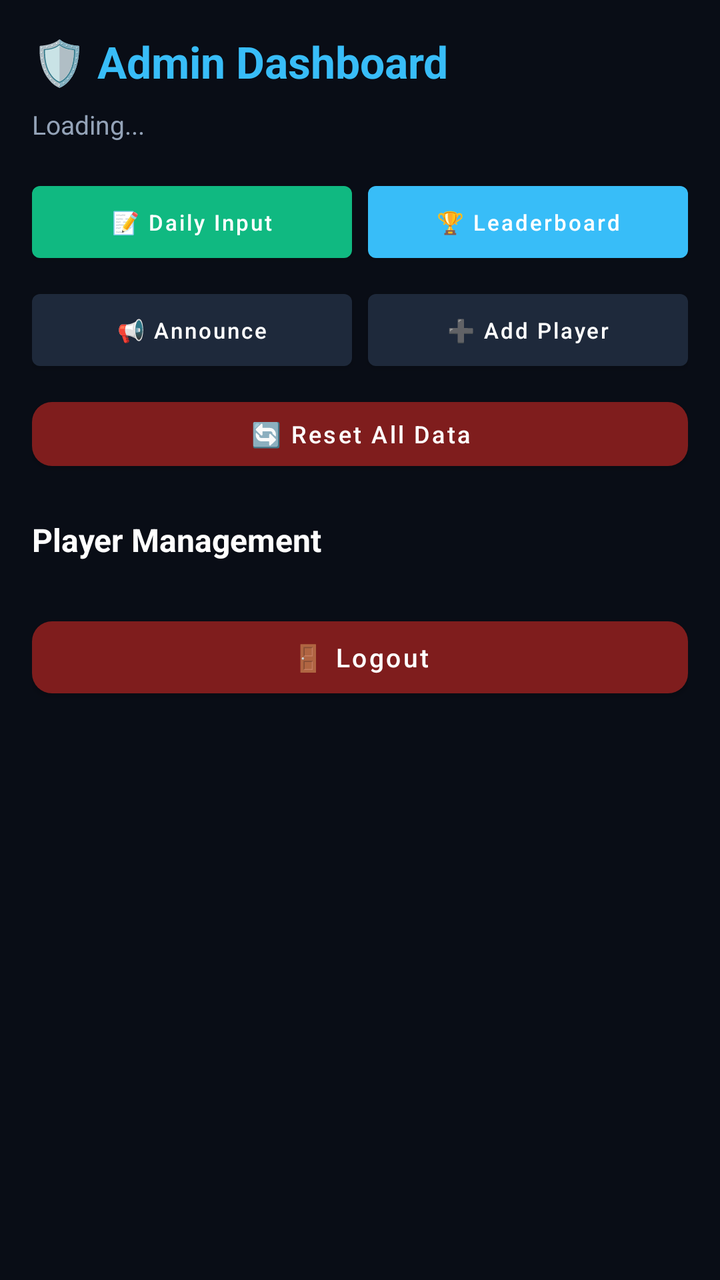
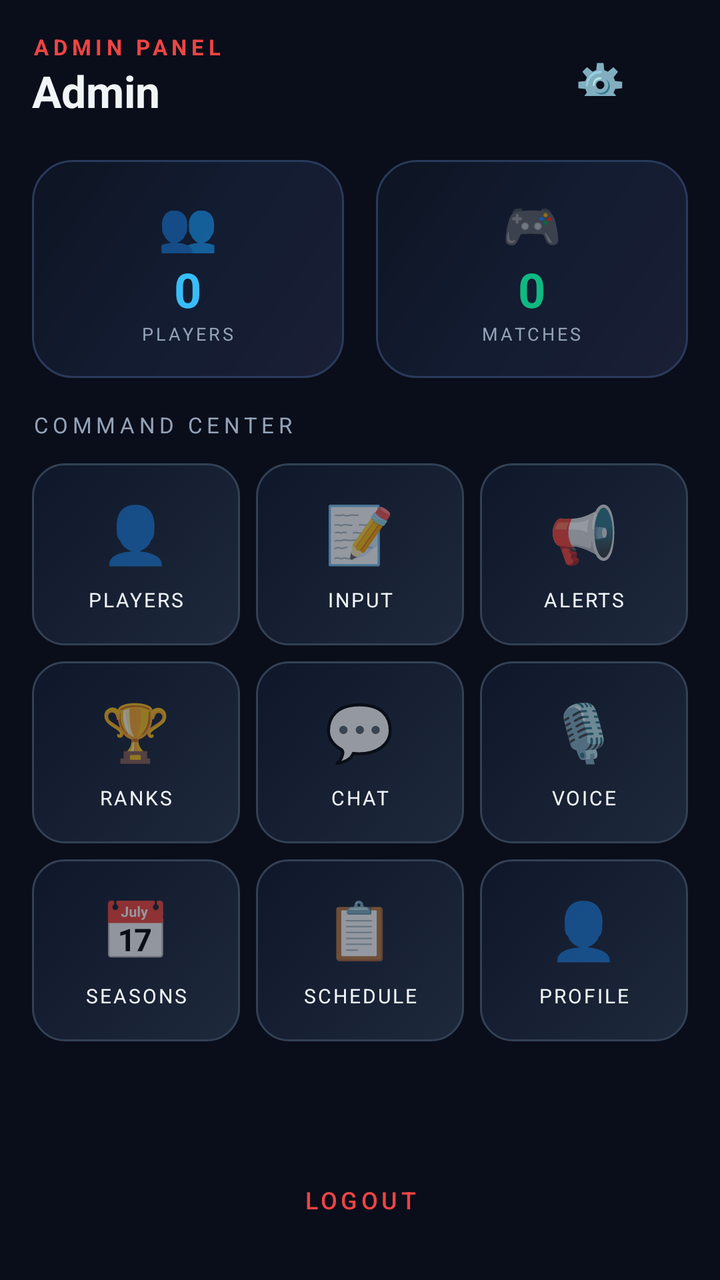

Before-and-after screenshots of an Android layout around one commit, followed by the original layout XML and the change that was made.
<!-- AndroidManifest.xml: activity theme Theme.ZeroStress -->
<!-- res/layout/activity_admin_dashboard.xml -->
<?xml version="1.0" encoding="utf-8"?>
<ScrollView xmlns:android="http://schemas.android.com/apk/res/android"
    xmlns:app="http://schemas.android.com/apk/res-auto"
    android:layout_width="match_parent"
    android:layout_height="match_parent"
    android:background="#090d16">

    <LinearLayout
        android:layout_width="match_parent"
        android:layout_height="wrap_content"
        android:orientation="vertical"
        android:padding="16dp">

        <TextView
            android:layout_width="wrap_content"
            android:layout_height="wrap_content"
            android:text="🛡️ Admin Dashboard"
            android:textColor="#38bdf8"
            android:textSize="22sp"
            android:textStyle="bold" />

        <TextView
            android:id="@+id/tvStats"
            android:layout_width="wrap_content"
            android:layout_height="wrap_content"
            android:text="Loading..."
            android:textColor="#94a3b8"
            android:textSize="13sp"
            android:layout_marginTop="8dp" />

        
        <LinearLayout
            android:layout_width="match_parent"
            android:layout_height="wrap_content"
            android:orientation="horizontal"
            android:layout_marginTop="16dp">

            <com.google.android.material.button.MaterialButton
                android:id="@+id/btnDailyInput"
                android:layout_width="0dp"
                android:layout_height="wrap_content"
                android:layout_weight="1"
                android:layout_marginEnd="4dp"
                android:text="📝 Daily Input"
                android:textAllCaps="false"
                android:textSize="11sp"
                app:backgroundTint="#10b981" />

            <com.google.android.material.button.MaterialButton
                android:id="@+id/btnLeaderboardAdmin"
                android:layout_width="0dp"
                android:layout_height="wrap_content"
                android:layout_weight="1"
                android:layout_marginStart="4dp"
                android:text="🏆 Leaderboard"
                android:textAllCaps="false"
                android:textSize="11sp"
                app:backgroundTint="#38bdf8" />
        </LinearLayout>

        <LinearLayout
            android:layout_width="match_parent"
            android:layout_height="wrap_content"
            android:orientation="horizontal"
            android:layout_marginTop="6dp">

            <com.google.android.material.button.MaterialButton
                android:id="@+id/btnAnnouncement"
                android:layout_width="0dp"
                android:layout_height="wrap_content"
                android:layout_weight="1"
                android:layout_marginEnd="4dp"
                android:text="📢 Announce"
                android:textAllCaps="false"
                android:textSize="11sp"
                app:backgroundTint="#1e293b" />

            <com.google.android.material.button.MaterialButton
                android:id="@+id/btnAddPlayer"
                android:layout_width="0dp"
                android:layout_height="wrap_content"
                android:layout_weight="1"
                android:layout_marginStart="4dp"
                android:text="➕ Add Player"
                android:textAllCaps="false"
                android:textSize="11sp"
                app:backgroundTint="#1e293b" />
        </LinearLayout>

        <com.google.android.material.button.MaterialButton
            android:id="@+id/btnResetData"
            android:layout_width="match_parent"
            android:layout_height="44dp"
            android:layout_marginTop="6dp"
            android:text="🔄 Reset All Data"
            android:textAllCaps="false"
            android:textSize="12sp"
            app:backgroundTint="#7f1d1d"
            app:cornerRadius="10dp" />

        
        <TextView
            android:layout_width="wrap_content"
            android:layout_height="wrap_content"
            android:layout_marginTop="20dp"
            android:text="Player Management"
            android:textColor="#ffffff"
            android:textSize="16sp"
            android:textStyle="bold" />

        <ProgressBar
            android:id="@+id/progressBar"
            android:layout_width="wrap_content"
            android:layout_height="wrap_content"
            android:layout_gravity="center"
            android:layout_marginTop="8dp"
            android:visibility="gone" />

        <androidx.recyclerview.widget.RecyclerView
            android:id="@+id/rvPlayers"
            android:layout_width="match_parent"
            android:layout_height="wrap_content"
            android:layout_marginTop="8dp"
            android:nestedScrollingEnabled="false" />

        <com.google.android.material.button.MaterialButton
            android:id="@+id/btnLogout"
            android:layout_width="match_parent"
            android:layout_height="48dp"
            android:layout_marginTop="16dp"
            android:text="🚪 Logout"
            android:textAllCaps="false"
            android:textSize="13sp"
            app:backgroundTint="#7f1d1d"
            app:cornerRadius="10dp" />

    </LinearLayout>
</ScrollView>
<!-- resources referenced by this layout -->
<resources>
  <style name="Theme.ZeroStress" parent="Theme.MaterialComponents.DayNight.NoActionBar">
          <item name="colorPrimary">@color/primary</item>
          <item name="colorPrimaryDark">@color/primary_dark</item>
          <item name="colorAccent">@color/accent</item>
          <item name="android:windowBackground">@color/bg_main</item>
          <item name="android:statusBarColor">@color/bg_main</item>
          <item name="android:navigationBarColor">@color/bg_main</item>
          <item name="android:textColorPrimary">@color/text_primary</item>
          <item name="android:textColorSecondary">@color/text_secondary</item>
      </style>
  <color name="primary">#38bdf8</color>
  <color name="primary_dark">#0ea5e9</color>
  <color name="accent">#10b981</color>
  <color name="bg_main">#090d16</color>
  <color name="text_primary">#f1f5f9</color>
  <color name="text_secondary">#94a3b8</color>
</resources>

<!-- the commit's change to res/layout/activity_admin_dashboard.xml (unified diff, before → after) -->
@@ -1,138 +1,451 @@
 <?xml version="1.0" encoding="utf-8"?>
-<ScrollView xmlns:android="http://schemas.android.com/apk/res/android"
+<LinearLayout xmlns:android="http://schemas.android.com/apk/res/android"
     xmlns:app="http://schemas.android.com/apk/res-auto"
     android:layout_width="match_parent"
     android:layout_height="match_parent"
-    android:background="#090d16">
-
+    android:orientation="vertical"
+    android:background="@color/bg_main"
+    android:padding="16dp">
+
+    
     <LinearLayout
         android:layout_width="match_parent"
         android:layout_height="wrap_content"
-        android:orientation="vertical"
-        android:padding="16dp">
-
-        <TextView
+        android:orientation="horizontal"
+        android:gravity="center_vertical"
+        android:layout_marginBottom="20dp">
+
+        <LinearLayout
+            android:layout_width="0dp"
+            android:layout_height="wrap_content"
+            android:layout_weight="1"
+            android:orientation="vertical">
+
+            <TextView
+                android:layout_width="wrap_content"
+                android:layout_height="wrap_content"
+                android:text="ADMIN PANEL"
+                android:textColor="@color/danger"
+                android:textSize="11sp"
+                android:letterSpacing="0.2"
+                android:textStyle="bold" />
+
+            <TextView
+                android:id="@+id/tvAdminName"
+                android:layout_width="wrap_content"
+                android:layout_height="wrap_content"
+                android:text="Admin"
+                android:textColor="@color/text_primary"
+                android:textSize="22sp"
+                android:textStyle="bold" />
+        </LinearLayout>
+
+        <com.google.android.material.button.MaterialButton
+            android:id="@+id/btnSettings"
+            style="@style/Widget.MaterialComponents.Button.TextButton"
             android:layout_width="wrap_content"
-            android:layout_height="wrap_content"
-            android:text="🛡️ Admin Dashboard"
-            android:textColor="#38bdf8"
-            android:textSize="22sp"
-            android:textStyle="bold" />
-
-        <TextView
-            android:id="@+id/tvStats"
-            android:layout_width="wrap_content"
-            android:layout_height="wrap_content"
-            android:text="Loading..."
-            android:textColor="#94a3b8"
-            android:textSize="13sp"
-            android:layout_marginTop="8dp" />
-
-        
-        <LinearLayout
-            android:layout_width="match_parent"
-            android:layout_height="wrap_content"
-            android:orientation="horizontal"
-            android:layout_marginTop="16dp">
-
-            <com.google.android.material.button.MaterialButton
-                android:id="@+id/btnDailyInput"
-                android:layout_width="0dp"
-                android:layout_height="wrap_content"
-                android:layout_weight="1"
-                android:layout_marginEnd="4dp"
-                android:text="📝 Daily Input"
-                android:textAllCaps="false"
-                android:textSize="11sp"
-                app:backgroundTint="#10b981" />
-
-            <com.google.android.material.button.MaterialButton
-                android:id="@+id/btnLeaderboardAdmin"
-                android:layout_width="0dp"
-                android:layout_height="wrap_content"
-                android:layout_weight="1"
-                android:layout_marginStart="4dp"
-                android:text="🏆 Leaderboard"
-                android:textAllCaps="false"
-                android:textSize="11sp"
-                app:backgroundTint="#38bdf8" />
-        </LinearLayout>
-
-        <LinearLayout
-            android:layout_width="match_parent"
-            android:layout_height="wrap_content"
-            android:orientation="horizontal"
-            android:layout_marginTop="6dp">
-
-            <com.google.android.material.button.MaterialButton
-                android:id="@+id/btnAnnouncement"
-                android:layout_width="0dp"
-                android:layout_height="wrap_content"
-                android:layout_weight="1"
-                android:layout_marginEnd="4dp"
-                android:text="📢 Announce"
-                android:textAllCaps="false"
-                android:textSize="11sp"
-                app:backgroundTint="#1e293b" />
-
-            <com.google.android.material.button.MaterialButton
-                android:id="@+id/btnAddPlayer"
-                android:layout_width="0dp"
-                android:layout_height="wrap_content"
-                android:layout_weight="1"
-                android:layout_marginStart="4dp"
-                android:text="➕ Add Player"
-                android:textAllCaps="false"
-                android:textSize="11sp"
-                app:backgroundTint="#1e293b" />
-        </LinearLayout>
-
-        <com.google.android.material.button.MaterialButton
-            android:id="@+id/btnResetData"
-            android:layout_width="match_parent"
-            android:layout_height="44dp"
-            android:layout_marginTop="6dp"
-            android:text="🔄 Reset All Data"
-            android:textAllCaps="false"
-            android:textSize="12sp"
-            app:backgroundTint="#7f1d1d"
-            app:cornerRadius="10dp" />
-
-        
-        <TextView
-            android:layout_width="wrap_content"
-            android:layout_height="wrap_content"
-            android:layout_marginTop="20dp"
-            android:text="Player Management"
-            android:textColor="#ffffff"
-            android:textSize="16sp"
-            android:textStyle="bold" />
-
-        <ProgressBar
-            android:id="@+id/progressBar"
-            android:layout_width="wrap_content"
-            android:layout_height="wrap_content"
-            android:layout_gravity="center"
-            android:layout_marginTop="8dp"
-            android:visibility="gone" />
-
-        <androidx.recyclerview.widget.RecyclerView
-            android:id="@+id/rvPlayers"
-            android:layout_width="match_parent"
-            android:layout_height="wrap_content"
-            android:layout_marginTop="8dp"
-            android:nestedScrollingEnabled="false" />
-
-        <com.google.android.material.button.MaterialButton
-            android:id="@+id/btnLogout"
-            android:layout_width="match_parent"
-            android:layout_height="48dp"
-            android:layout_marginTop="16dp"
-            android:text="🚪 Logout"
-            android:textAllCaps="false"
-            android:textSize="13sp"
-            app:backgroundTint="#7f1d1d"
-            app:cornerRadius="10dp" />
-
+            android:layout_height="40dp"
+            android:text="⚙️"
+            android:textSize="20sp"
+            app:backgroundTint="@android:color/transparent" />
     </LinearLayout>
-</ScrollView>
+
+    
+    <LinearLayout
+        android:layout_width="match_parent"
+        android:layout_height="wrap_content"
+        android:orientation="horizontal"
+        android:layout_marginBottom="16dp">
+
+        
+        <LinearLayout
+            android:layout_width="0dp"
+            android:layout_height="wrap_content"
+            android:layout_weight="1"
+            android:layout_marginEnd="8dp"
+            android:orientation="vertical"
+            android:background="@drawable/bg_gaming_card"
+            android:padding="16dp"
+            android:gravity="center">
+
+            <TextView
+                android:layout_width="wrap_content"
+                android:layout_height="wrap_content"
+                android:text="👥"
+                android:textSize="24sp" />
+
+            <TextView
+                android:id="@+id/tvTotalPlayers"
+                android:layout_width="wrap_content"
+                android:layout_height="wrap_content"
+                android:text="0"
+                android:textColor="@color/primary"
+                android:textSize="24sp"
+                android:textStyle="bold" />
+
+            <TextView
+                android:layout_width="wrap_content"
+                android:layout_height="wrap_content"
+                android:text="PLAYERS"
+                android:textColor="@color/text_secondary"
+                android:textSize="9sp"
+                android:letterSpacing="0.15" />
+        </LinearLayout>
+
+        
+        <LinearLayout
+            android:layout_width="0dp"
+            android:layout_height="wrap_content"
+            android:layout_weight="1"
+            android:layout_marginStart="8dp"
+            android:orientation="vertical"
+            android:background="@drawable/bg_gaming_card"
+            android:padding="16dp"
+            android:gravity="center">
+
+            <TextView
+                android:layout_width="wrap_content"
+                android:layout_height="wrap_content"
+                android:text="🎮"
+                android:textSize="24sp" />
+
+            <TextView
+                android:id="@+id/tvActiveMatches"
+                android:layout_width="wrap_content"
+                android:layout_height="wrap_content"
+                android:text="0"
+                android:textColor="@color/success"
+                android:textSize="24sp"
+                android:textStyle="bold" />
+
+            <TextView
+                android:layout_width="wrap_content"
+                android:layout_height="wrap_content"
+                android:text="MATCHES"
+                android:textColor="@color/text_secondary"
+                android:textSize="9sp"
+                android:letterSpacing="0.15" />
+        </LinearLayout>
+    </LinearLayout>
+
+    
+    <TextView
+        android:layout_width="wrap_content"
+        android:layout_height="wrap_content"
+        android:text="COMMAND CENTER"
+        android:textColor="@color/text_secondary"
+        android:textSize="11sp"
+        android:letterSpacing="0.2"
+        android:layout_marginBottom="12dp" />
+
+    <LinearLayout
+        android:layout_width="match_parent"
+        android:layout_height="wrap_content"
+        android:orientation="horizontal"
+        android:layout_marginBottom="8dp">
+
+        
+        <LinearLayout
+            android:id="@+id/btnPlayerManagement"
+            android:layout_width="0dp"
+            android:layout_height="wrap_content"
+            android:layout_weight="1"
+            android:layout_marginEnd="4dp"
+            android:orientation="vertical"
+            android:background="@drawable/bg_gaming_nav_button"
+            android:padding="16dp"
+            android:gravity="center"
+            android:clickable="true"
+            android:focusable="true">
+
+            <TextView
+                android:layout_width="wrap_content"
+                android:layout_height="wrap_content"
+                android:text="👤"
+                android:textSize="28sp" />
+
+            <TextView
+                android:layout_width="wrap_content"
+                android:layout_height="wrap_content"
+                android:text="PLAYERS"
+                android:textColor="@color/text_primary"
+                android:textSize="10sp"
+                android:letterSpacing="0.1"
+                android:layout_marginTop="8dp" />
+        </LinearLayout>
+
+        
+        <LinearLayout
+            android:id="@+id/btnDailyInput"
+            android:layout_width="0dp"
+            android:layout_height="wrap_content"
+            android:layout_weight="1"
+            android:layout_marginStart="4dp"
+            android:layout_marginEnd="4dp"
+            android:orientation="vertical"
+            android:background="@drawable/bg_gaming_nav_button"
+            android:padding="16dp"
+            android:gravity="center"
+            android:clickable="true"
+            android:focusable="true">
+
+            <TextView
+                android:layout_width="wrap_content"
+                android:layout_height="wrap_content"
+                android:text="📝"
+                android:textSize="28sp" />
+
+            <TextView
+                android:layout_width="wrap_content"
+                android:layout_height="wrap_content"
+                android:text="INPUT"
+                android:textColor="@color/text_primary"
+                android:textSize="10sp"
+                android:letterSpacing="0.1"
+                android:layout_marginTop="8dp" />
+        </LinearLayout>
+
+        
+        <LinearLayout
+            android:id="@+id/btnAnnouncements"
+            android:layout_width="0dp"
+            android:layout_height="wrap_content"
+            android:layout_weight="1"
+            android:layout_marginStart="4dp"
+            android:orientation="vertical"
+            android:background="@drawable/bg_gaming_nav_button"
+            android:padding="16dp"
+            android:gravity="center"
+            android:clickable="true"
+            android:focusable="true">
+
+            <TextView
+                android:layout_width="wrap_content"
+                android:layout_height="wrap_content"
+                android:text="📢"
+                android:textSize="28sp" />
+
+            <TextView
+                android:layout_width="wrap_content"
+                android:layout_height="wrap_content"
+                android:text="ALERTS"
+                android:textColor="@color/text_primary"
+                android:textSize="10sp"
+                android:letterSpacing="0.1"
+                android:layout_marginTop="8dp" />
+        </LinearLayout>
+    </LinearLayout>
+
+    <LinearLayout
+        android:layout_width="match_parent"
+        android:layout_height="wrap_content"
+        android:orientation="horizontal"
+        android:layout_marginBottom="8dp">
+
+        
+        <LinearLayout
+            android:id="@+id/btnLeaderboard"
+            android:layout_width="0dp"
+            android:layout_height="wrap_content"
+            android:layout_weight="1"
+            android:layout_marginEnd="4dp"
+            android:orientation="vertical"
+            android:background="@drawable/bg_gaming_nav_button"
+            android:padding="16dp"
+            android:gravity="center"
+            android:clickable="true"
+            android:focusable="true">
+
+            <TextView
+                android:layout_width="wrap_content"
+                android:layout_height="wrap_content"
+                android:text="🏆"
+                android:textSize="28sp" />
+
+            <TextView
+                android:layout_width="wrap_content"
+                android:layout_height="wrap_content"
+                android:text="RANKS"
+                android:textColor="@color/text_primary"
+                android:textSize="10sp"
+                android:letterSpacing="0.1"
+                android:layout_marginTop="8dp" />
+        </LinearLayout>
+
+        
+        <LinearLayout
+            android:id="@+id/btnChat"
+            android:layout_width="0dp"
+            android:layout_height="wrap_content"
+            android:layout_weight="1"
+            android:layout_marginStart="4dp"
+            android:layout_marginEnd="4dp"
+            android:orientation="vertical"
+            android:background="@drawable/bg_gaming_nav_button"
+            android:padding="16dp"
+            android:gravity="center"
+            android:clickable="true"
+            android:focusable="true">
+
+            <TextView
+                android:layout_width="wrap_content"
+                android:layout_height="wrap_content"
+                android:text="💬"
+                android:textSize="28sp" />
+
+            <TextView
+                android:layout_width="wrap_content"
+                android:layout_height="wrap_content"
+                android:text="CHAT"
+                android:textColor="@color/text_primary"
+                android:textSize="10sp"
+                android:letterSpacing="0.1"
+                android:layout_marginTop="8dp" />
+        </LinearLayout>
+
+        
+        <LinearLayout
+            android:id="@+id/btnVoice"
+            android:layout_width="0dp"
+            android:layout_height="wrap_content"
+            android:layout_weight="1"
+            android:layout_marginStart="4dp"
+            android:orientation="vertical"
+            android:background="@drawable/bg_gaming_nav_button"
+            android:padding="16dp"
+            android:gravity="center"
+            android:clickable="true"
+            android:focusable="true">
+
+            <TextView
+                android:layout_width="wrap_content"
+                android:layout_height="wrap_content"
+                android:text="🎙️"
+                android:textSize="28sp" />
+
+            <TextView
+                android:layout_width="wrap_content"
+                android:layout_height="wrap_content"
+                android:text="VOICE"
+                android:textColor="@color/text_primary"
+                android:textSize="10sp"
+                android:letterSpacing="0.1"
+                android:layout_marginTop="8dp" />
+        </LinearLayout>
+    </LinearLayout>
+
+    <LinearLayout
+        android:layout_width="match_parent"
+        android:layout_height="wrap_content"
+        android:orientation="horizontal">
+
+        
+        <LinearLayout
+            android:id="@+id/btnSeasons"
+            android:layout_width="0dp"
+            android:layout_height="wrap_content"
+            android:layout_weight="1"
+            android:layout_marginEnd="4dp"
+            android:orientation="vertical"
+            android:background="@drawable/bg_gaming_nav_button"
+            android:padding="16dp"
+            android:gravity="center"
+            android:clickable="true"
+            android:focusable="true">
+
+            <TextView
+                android:layout_width="wrap_content"
+                android:layout_height="wrap_content"
+                android:text="📅"
+                android:textSize="28sp" />
+
+            <TextView
+                android:layout_width="wrap_content"
+                android:layout_height="wrap_content"
+                android:text="SEASONS"
+                android:textColor="@color/text_primary"
+                android:textSize="10sp"
+                android:letterSpacing="0.1"
+                android:layout_marginTop="8dp" />
+        </LinearLayout>
+
+        
+        <LinearLayout
+            android:id="@+id/btnSchedule"
+            android:layout_width="0dp"
+            android:layout_height="wrap_content"
+            android:layout_weight="1"
+            android:layout_marginStart="4dp"
+            android:layout_marginEnd="4dp"
+            android:orientation="vertical"
+            android:background="@drawable/bg_gaming_nav_button"
+            android:padding="16dp"
+            android:gravity="center"
+            android:clickable="true"
+            android:focusable="true">
+
+            <TextView
+                android:layout_width="wrap_content"
+                android:layout_height="wrap_content"
+                android:text="📋"
+                android:textSize="28sp" />
+
+            <TextView
+                android:layout_width="wrap_content"
+                android:layout_height="wrap_content"
+                android:text="SCHEDULE"
+                android:textColor="@color/text_primary"
+                android:textSize="10sp"
+                android:letterSpacing="0.1"
+                android:layout_marginTop="8dp" />
+        </LinearLayout>
+
+        
+        <LinearLayout
+            android:id="@+id/btnProfile"
+            android:layout_width="0dp"
+            android:layout_height="wrap_content"
+            android:layout_weight="1"
+            android:layout_marginStart="4dp"
+            android:orientation="vertical"
+            android:background="@drawable/bg_gaming_nav_button"
+            android:padding="16dp"
+            android:gravity="center"
+            android:clickable="true"
+            android:focusable="true">
+
+            <TextView
+                android:layout_width="wrap_content"
+                android:layout_height="wrap_content"
+                android:text="👤"
+                android:textSize="28sp" />
+
+            <TextView
+                android:layout_width="wrap_content"
+                android:layout_height="wrap_content"
+                android:text="PROFILE"
+                android:textColor="@color/text_primary"
+                android:textSize="10sp"
+                android:letterSpacing="0.1"
+                android:layout_marginTop="8dp" />
+        </LinearLayout>
+    </LinearLayout>
+
+    <View
+        android:layout_width="match_parent"
+        android:layout_height="0dp"
+        android:layout_weight="1" />
+
+    
+    <com.google.android.material.button.MaterialButton
+        android:id="@+id/btnLogout"
+        style="@style/Widget.MaterialComponents.Button.TextButton"
+        android:layout_width="match_parent"
+        android:layout_height="48dp"
+        android:text="LOGOUT"
+        android:textColor="@color/danger"
+        android:textSize="12sp"
+        android:letterSpacing="0.15"
+        app:backgroundTint="@android:color/transparent" />
+
+</LinearLayout>
<!-- resource entries referenced after the edit -->
@@ -11,10 +11,51 @@
           <item name="android:textColorSecondary">@color/text_secondary</item>
       </style>
   <color name="primary">#38bdf8</color>
+  <color name="success">#10b981</color>
   <color name="primary_dark">#0ea5e9</color>
   <color name="accent">#10b981</color>
-  <color name="bg_main">#090d16</color>
+  <color name="bg_main">#0a0e1a</color>
+  <color name="danger">#ef4444</color>
   <color name="text_primary">#f1f5f9</color>
   <color name="text_secondary">#94a3b8</color>
+  <!-- drawable bg_gaming_card (drawable) -->
+  <?xml version="1.0" encoding="utf-8"?>
+  <shape xmlns:android="http://schemas.android.com/apk/res/android"
+      android:shape="rectangle">
+      <gradient
+          android:startColor="#1a1f35"
+          android:centerColor="#131c31"
+          android:endColor="#0d1422"
+          android:angle="135" />
+      <corners android:radius="20dp" />
+      <stroke
+          android:width="1dp"
+          android:color="#2a3a5c" />
+  </shape>
+  <!-- drawable bg_gaming_nav_button (drawable) -->
+  <?xml version="1.0" encoding="utf-8"?>
+  <selector xmlns:android="http://schemas.android.com/apk/res/android">
+      <item android:state_pressed="true">
+          <shape android:shape="rectangle">
+              <gradient
+                  android:startColor="#38bdf8"
+                  android:endColor="#0ea5e9"
+                  android:angle="135" />
+              <corners android:radius="16dp" />
+          </shape>
+      </item>
+      <item>
+          <shape android:shape="rectangle">
+              <gradient
+                  android:startColor="#1e293b"
+                  android:endColor="#0f172a"
+                  android:angle="135" />
+              <corners android:radius="16dp" />
+              <stroke
+                  android:width="1dp"
+                  android:color="#334155" />
+          </shape>
+      </item>
+  </selector>
 </resources>
 
